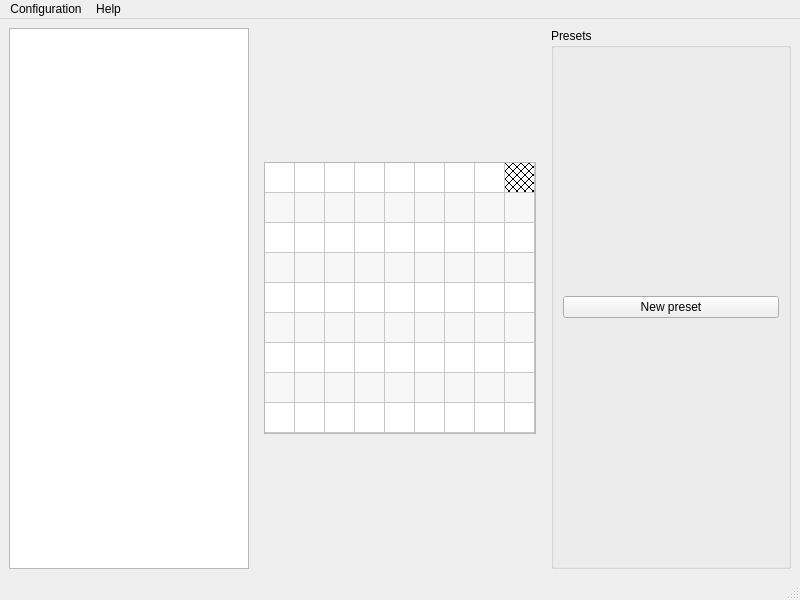
Old version of the form launkey/src/launkey/mainwindow.ui in the repository Ja-Tar/Launkey.
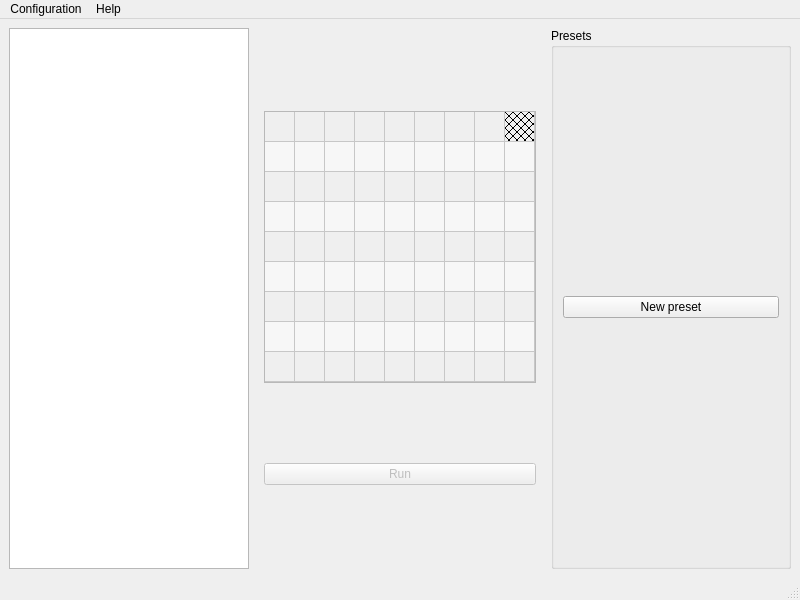
New version of the form.

Commit message: Run button

The edit to the form file:
```diff
--- a/launkey/src/launkey/mainwindow.ui
+++ b/launkey/src/launkey/mainwindow.ui
@@ -10,6 +10,12 @@
     <height>600</height>
    </rect>
   </property>
+  <property name="minimumSize">
+   <size>
+    <width>800</width>
+    <height>600</height>
+   </size>
+  </property>
   <property name="windowTitle">
    <string>MainWindow</string>
   </property>
@@ -45,6 +51,9 @@
        </property>
        <item>
         <widget class="QTableWidget" name="tableLaunchpad">
+         <property name="enabled">
+          <bool>false</bool>
+         </property>
          <property name="sizePolicy">
           <sizepolicy hsizetype="Expanding" vsizetype="Maximum">
            <horstretch>4</horstretch>
@@ -217,6 +226,16 @@
          </item>
         </widget>
        </item>
+       <item>
+        <widget class="QPushButton" name="buttonRun">
+         <property name="enabled">
+          <bool>false</bool>
+         </property>
+         <property name="text">
+          <string>Run</string>
+         </property>
+        </widget>
+       </item>
       </layout>
      </widget>
     </item>
```
The commit also changes 3 other files.
